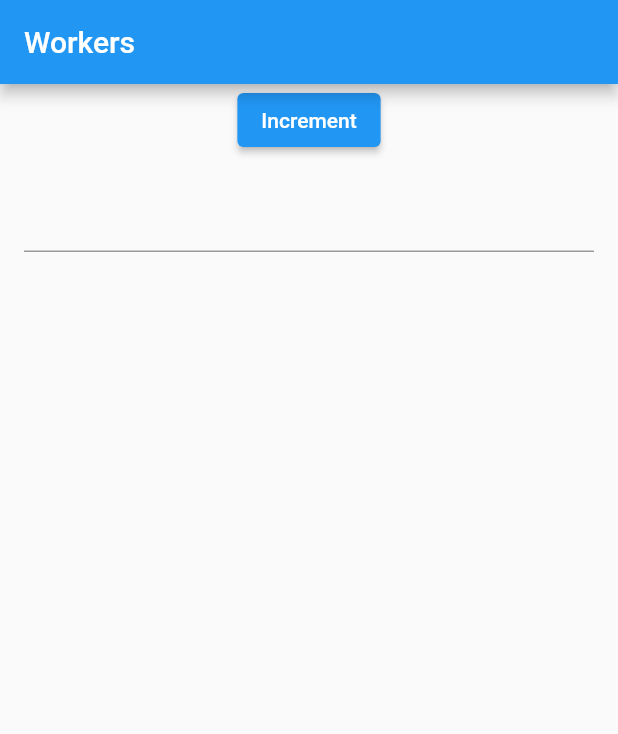
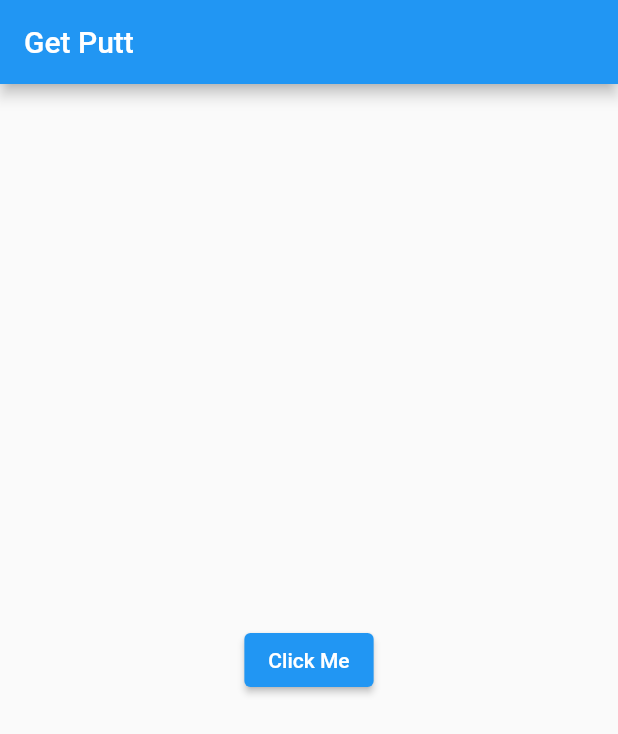
Before and after one commit to maaz-afridi20/getx, a Flutter app: the screen it shows after launch, on a phone screen of 412 x 824 dp. Shown: the top 734 px of the screen. Run offline on Flutter 3.47's test engine with Material 2 defaults, Android fonts, the light colour scheme and no system bars; our stand-ins replace get, shared_preferences.

Commit message:
working with internationalization changing language

```diff
--- /dev/null
+++ b/lib/getx_tuts/dependencyInjectino/getput.dart
@@ -0,0 +1,64 @@
+import 'package:flutter/material.dart';
+import 'package:get/get.dart';
+import 'package:getx_tutorials/getx_tuts/reactive_state/student_controller.dart';
+
+import 'mycontroller2.dart';
+
+class GetPutt extends StatelessWidget {
+  GetPutt({super.key});
+
+  // final MyContoller mycc =
+  //     Get.put(MyContoller(), tag: 'instance1', permanent: true);
+  // so in getx when the controller is not used the getx remove that controller
+  // becuase that controller is not used so if we want
+  // that the getx does not remove the controller then we need to use  the permanent attribute.
+
+  //
+  // the tag iss liye use kiya haii k hm isse tag k name say hm iss controller ko find kr saktay hain.
+
+  //
+  // final myController = Get.lazyPut(() => MyContoller());
+
+  // sso agar hm chahein k mmeory siraf uss time allocate ho jab hm controler ko
+  // use karein tu hm lazyput use kr saktay hain.
+  // tu tab usse time ye controller chal jaye ga.
+
+  // if we want to use async type of things then we can also use the async controller.
+
+  //
+
+  final myController2 =
+      Get.putAsync<MyController2>(() async => MyController2());
+
+  @override
+  Widget build(BuildContext context) {
+    return Scaffold(
+      appBar: AppBar(
+        title: const Text('Get Putt'),
+      ),
+      body: Center(
+        child: Column(
+          mainAxisAlignment: MainAxisAlignment.center,
+          children: [
+            ElevatedButton(
+              onPressed: () {
+                //
+                //
+                //
+                // Get.find<
+                //     MyContoller>(); // so now by only pressing this button , this will
+                // initialize the controller.
+
+                //
+                //
+                //
+                Get.find<MyController2>().incrementCounter();
+              },
+              child: const Text('Click Me'),
+            ),
+          ],
+        ),
+      ),
+    );
+  }
+}
--- /dev/null
+++ b/lib/getx_tuts/internatiolization/language_change.dart
@@ -0,0 +1,10 @@
+import 'package:flutter/cupertino.dart';
+import 'package:get/get.dart';
+
+class ChangeLanguage extends GetxController {
+  void changeLanguage(var param1, var param2) {
+    var locale = Locale(param1, param2);
+    Get.updateLocale(
+        locale); // inorder to update the language we have to use this
+  }
+}
--- /dev/null
+++ b/lib/getx_tuts/internatiolization/messages.dart
@@ -0,0 +1,25 @@
+import 'package:get/get.dart';
+
+class Messages extends Translations {
+  @override
+  Map<String, Map<String, String>> get keys => {
+        // here en is the english and us the country
+        // we can also give many other titles like instead of hello we can
+        // give many other things like to change the language.
+        'en_US': {
+          'hello': 'Hello',
+          'fkkk': 'fuck',
+        },
+        // hi = hindi and in = india
+        'hi_IN': {
+          'hello': 'नमस्ते',
+        },
+        // fr = france and FR = french
+        'fr_FR': {
+          'hello': 'Bonjour',
+        },
+        'ur_PK': {
+          'hello': 'ہیلو',
+        }
+      };
+}
--- a/lib/getx_tuts/reactive_state/student_controller.dart
+++ b/lib/getx_tuts/reactive_state/student_controller.dart
@@ -1,4 +1,5 @@
 import 'package:get/get.dart';
+import 'package:getx_tutorials/getx_tuts/internatiolization/messages.dart';
 import 'package:getx_tutorials/getx_tuts/reactive_state/student.dart';
 
 // this is the same method for previous
--- a/lib/main.dart
+++ b/lib/main.dart
@@ -3,20 +3,41 @@ import 'package:get/get.dart';
 import 'package:getx_tutorials/getx_tuts/getting_uinqueid.dart';
 import 'package:getx_tutorials/getx_tuts/getx_namedroutes.dart';
 import 'package:getx_tutorials/getx_tuts/getx_routes.dart';
+import 'package:getx_tutorials/getx_tuts/internatiolization/language_change.dart';
+import 'package:getx_tutorials/getx_tuts/internatiolization/messages.dart';
+import 'package:getx_tutorials/getx_tuts/reactive_state/student_controller.dart';
 import 'package:getx_tutorials/getx_tuts/reactive_state/student_ui.dart';
 import 'package:getx_tutorials/getx_tuts/worker/workers.dart';
 import 'package:getx_tutorials/home.dart';
 import 'package:getx_tutorials/nextscreen.dart';
 
+import 'getx_tuts/dependencyInjectino/getput.dart';
+import 'getx_tuts/internatiolization/internatiolization.dart';
+
 void main() {
-  runApp(const MyApp());
+  runApp(MyApp());
 }
 
 class MyApp extends StatelessWidget {
-  const MyApp({super.key});
+  MyApp({super.key});
+
+  ChangeLanguage changeLanguage = Get.put(ChangeLanguage());
+
   @override
   Widget build(BuildContext context) {
     return GetMaterialApp(
+      translations:
+          Messages(), // this message is that class that we have created ths is not prdefined
+      locale: const Locale('en', 'US'), // this will be the default language
+      // agr hm chahtay hain k jo b mobile ki language ho default wohi statring
+      // mein is app ki ho tu hm ye use karngay.
+      //
+      // locale: Get.deviceLocale, tu aisa krnay say jo b device ki default language ho to wo use ho jayegi
+
+      //
+      // so agar koi error ataa hai k wo language nai ho device mein tu hm fall back use kar saktay hain
+      fallbackLocale: const Locale('en', 'US'),
+      //
       debugShowCheckedModeBanner: false,
       title: 'Flutter Demo',
       // unknownRoute: GetPage(name: '/notfound', page: () => UnknownRoutePage()),
@@ -24,7 +45,7 @@ class MyApp extends StatelessWidget {
       defaultTransition: Transition.zoom,
       // always the screen name must start with /
       getPages: [
-        GetPage(name: '/', page: () => const MyApp()),
+        GetPage(name: '/', page: () => MyApp()),
         GetPage(name: '/home', page: () => const Home()),
         GetPage(
             name: '/nextscreen',
@@ -38,7 +59,7 @@ class MyApp extends StatelessWidget {
         // this is another way of getting values when we like the constructor.
         // this is the paramater.
       ],
-      home: Workerss(),
+      home: GetPutt(),
     );
   }
 }
--- a/pubspec.yaml
+++ b/pubspec.yaml
@@ -37,6 +37,7 @@ dependencies:
   # Use with the CupertinoIcons class for iOS style icons.
   cupertino_icons: ^1.0.2
   get: ^4.6.5
+  shared_preferences: ^2.1.0
 
 dev_dependencies:
   flutter_test:
```
Also changed, not shown: lib/getx_tuts/dependencyInjectino/mycontroller2.dart (added, +13 -0 lines), lib/getx_tuts/internatiolization/internatiolization.dart (added, +60 -0 lines), pubspec.lock, 1 other file.
